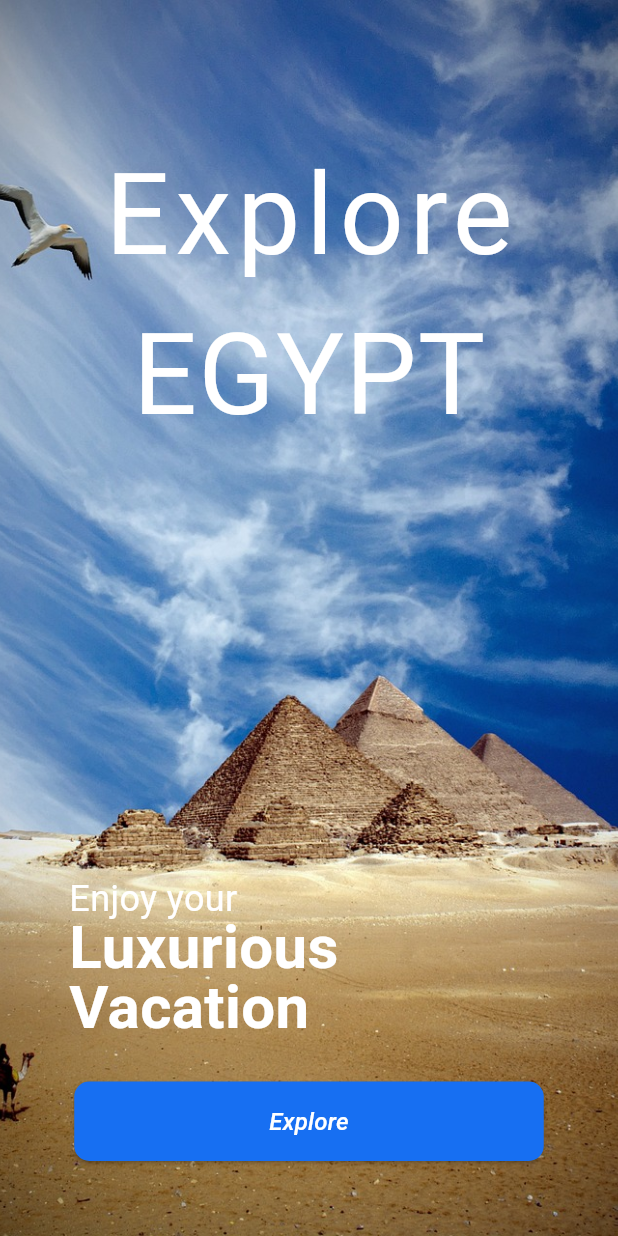
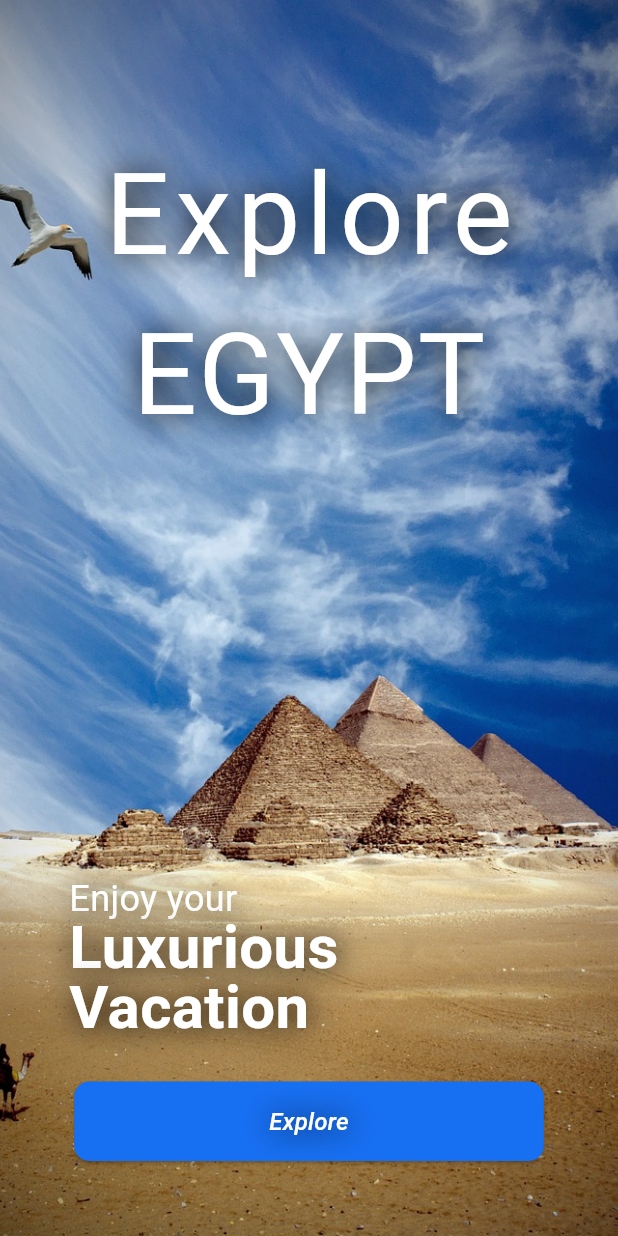
Before and after one commit to Abdelrahman-Eldemerdash/Explore-Egypt-Flutter, a Flutter app: the screen it shows after launch, on a phone screen of 412 x 824 dp. Run offline on Flutter 3.47's test engine with Material 3 defaults, Android fonts, the phone set to English and light mode, and no system bars; our stand-ins replace image_picker; missing offline and left inert: country_list_pick; Roboto replaces fonts that are missing (Anton-Regular, Montserrat-Regular, Montserrat-VariableFont_wght).

```diff
--- a/lib/constants.dart
+++ b/lib/constants.dart
@@ -1,5 +1,5 @@
 
 
 class Constants {
-  static const String baseUrl = 'https://1105-102-46-73-38.ngrok-free.app';
+  static const String baseUrl = 'https://pretty-macaque-annually.ngrok-free.app';
 }
--- a/lib/landmark.dart
+++ b/lib/landmark.dart
@@ -35,6 +35,7 @@ class _LandmarkState extends State<Landmark> {
             ?.toList() ??
         [];
     return MaterialApp(
+      debugShowCheckedModeBanner: false,
       home: Scaffold(
         body: SingleChildScrollView(
           child: Column(
--- a/lib/main.dart
+++ b/lib/main.dart
@@ -5,7 +5,6 @@ import 'login.dart';
 void main() {
   runApp(MaterialApp(
     debugShowCheckedModeBanner: false,
-    title: 'Navigation Basics',
     home: Welcome(),
   ));
 }
@@ -69,6 +68,13 @@ class _HomeState extends State<Welcome> {
                         color: Colors.white,
                         fontFamily: 'Anton-Regular',
                         letterSpacing: 4,
+                        shadows: <Shadow>[
+                          Shadow(
+                            offset: Offset(1.0, 1.0),
+                            blurRadius: 25.0,
+                            color: Colors.black.withOpacity(1), // Adjust opacity as needed
+                          ),
+                        ],
                       ),
                     ),
                     Text(
@@ -78,6 +84,13 @@ class _HomeState extends State<Welcome> {
                         color: Colors.white,
                         fontFamily: 'Montserrat-VariableFont_wght',
                         letterSpacing: 1,
+                        shadows: <Shadow>[
+                          Shadow(
+                            offset: Offset(1.0, 1.0),
+                            blurRadius: 25.0,
+                            color: Colors.black.withOpacity(1), // Adjust opacity as needed
+                          ),
+                        ],
                       ),
                     ),
                     Expanded(
@@ -95,6 +108,13 @@ class _HomeState extends State<Welcome> {
                               color: Colors.white,
                               fontFamily: 'Montserrat-VariableFont_wght',
                               height: 1,
+                              shadows: <Shadow>[
+                                Shadow(
+                                  offset: Offset(1.0, 1.0),
+                                  blurRadius: 25.0,
+                                  color: Colors.black.withOpacity(1), // Adjust opacity as needed
+                                ),
+                              ],
                             ),
                             textAlign: TextAlign.center,
                           ),
@@ -104,7 +124,15 @@ class _HomeState extends State<Welcome> {
                               fontSize: 40,
                               color: Colors.white,
                               height: 1,
-                                fontWeight: FontWeight.bold),
+                              fontWeight: FontWeight.bold,
+                              shadows: <Shadow>[
+                                Shadow(
+                                  offset: Offset(1.0, 1.0),
+                                  blurRadius: 25.0,
+                                  color: Colors.black.withOpacity(1), // Adjust opacity as needed
+                                ),
+                              ],
+                            ),
                             textAlign: TextAlign.center,
                           ),
                           Text(
@@ -114,7 +142,15 @@ class _HomeState extends State<Welcome> {
                               color: Colors.white,
                               fontFamily: 'Montserrat-Regular',
                               fontWeight: FontWeight.bold,
-                                height: 1),
+                              height: 1,
+                              shadows: <Shadow>[
+                                Shadow(
+                                  offset: Offset(1.0, 1.0),
+                                  blurRadius: 25.0,
+                                  color: Colors.black.withOpacity(1), // Adjust opacity as needed
+                                ),
+                              ],
+                            ),
                             textAlign: TextAlign.center,
                           ),
                         ],
@@ -127,8 +163,8 @@ class _HomeState extends State<Welcome> {
                           Navigator.push(
                             context,
                             MaterialPageRoute(
-                                builder: (context) =>
-                                    Login()), // Replace LoginPage with your actual login page class
+                              builder: (context) => Login(),
+                            ),
                           );
                         },
                         style: ElevatedButton.styleFrom(
@@ -145,7 +181,15 @@ class _HomeState extends State<Welcome> {
                             fontSize: 16,
                             color: Colors.white,
                             fontStyle: FontStyle.italic,
-                              fontFamily: 'Montserrat-VariableFont_wght'),
+                            fontFamily: 'Montserrat-VariableFont_wght',
+                            shadows: <Shadow>[
+                              Shadow(
+                                offset: Offset(1.0, 1.0),
+                                blurRadius: 25.0,
+                                color: Colors.black.withOpacity(1), // Adjust opacity as needed
+                              ),
+                            ],
+                          ),
                         ),
                       ),
                     ),
@@ -158,7 +202,6 @@ class _HomeState extends State<Welcome> {
             startImageTransition();
           },
         ),
-
       ),
     );
   }
```
Also changed, not shown: lib/home.dart (+80 -34 lines), lib/login.dart (+17 -8 lines), lib/reg.dart (+27 -4 lines). Lines whose indentation alone changed are shown as unchanged.
